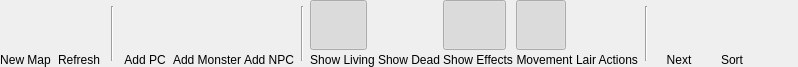
Before: the Qt Designer form DMHelper/src/ribbontabbattle.ui in MMetze/DMHelper, drawn with Qt 5.
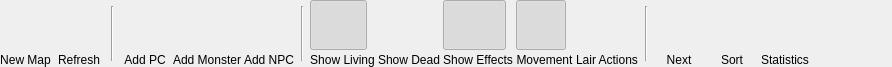
After: the same form once the commit is applied. Icons and pictures are not drawn.

The edit to the form file:
```diff
--- a/DMHelper/src/ribbontabbattle.ui
+++ b/DMHelper/src/ribbontabbattle.ui
@@ -6,7 +6,7 @@
    <rect>
     <x>0</x>
     <y>0</y>
-    <width>798</width>
+    <width>892</width>
     <height>67</height>
    </rect>
   </property>
@@ -827,6 +827,61 @@
      </item>
     </layout>
    </item>
+   <item>
+    <layout class="QVBoxLayout" name="verticalLayout_13">
+     <property name="spacing">
+      <number>0</number>
+     </property>
+     <item>
+      <widget class="QPushButton" name="btnStatistics">
+       <property name="minimumSize">
+        <size>
+         <width>50</width>
+         <height>50</height>
+        </size>
+       </property>
+       <property name="maximumSize">
+        <size>
+         <width>50</width>
+         <height>50</height>
+        </size>
+       </property>
+       <property name="toolTip">
+        <string>Show the battle statistics</string>
+       </property>
+       <property name="text">
+        <string/>
+       </property>
+       <property name="icon">
+        <iconset resource="resources.qrc">
+         <normaloff>:/img/data/icon_statistics.png</normaloff>:/img/data/icon_statistics.png</iconset>
+       </property>
+       <property name="iconSize">
+        <size>
+         <width>40</width>
+         <height>40</height>
+        </size>
+       </property>
+       <property name="autoDefault">
+        <bool>false</bool>
+       </property>
+       <property name="flat">
+        <bool>true</bool>
+       </property>
+      </widget>
+     </item>
+     <item>
+      <widget class="QLabel" name="label_20">
+       <property name="text">
+        <string>Statistics</string>
+       </property>
+       <property name="alignment">
+        <set>Qt::AlignBottom|Qt::AlignHCenter</set>
+       </property>
+      </widget>
+     </item>
+    </layout>
+   </item>
    <item>
     <spacer name="horizontalSpacer">
      <property name="orientation">
```
